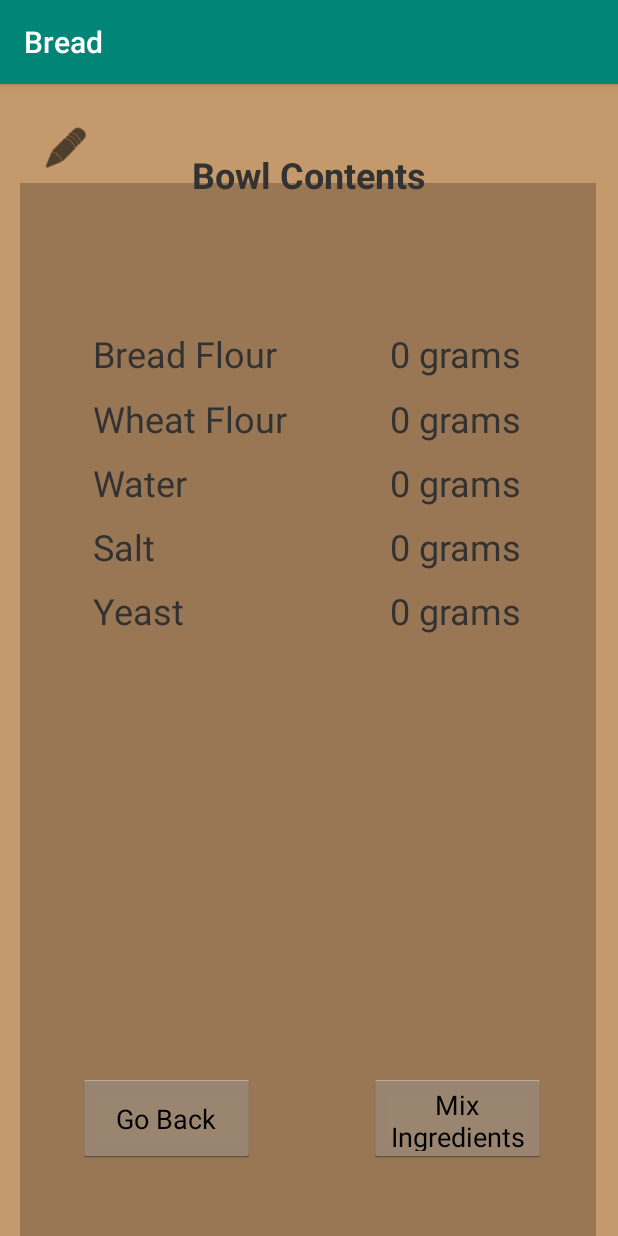
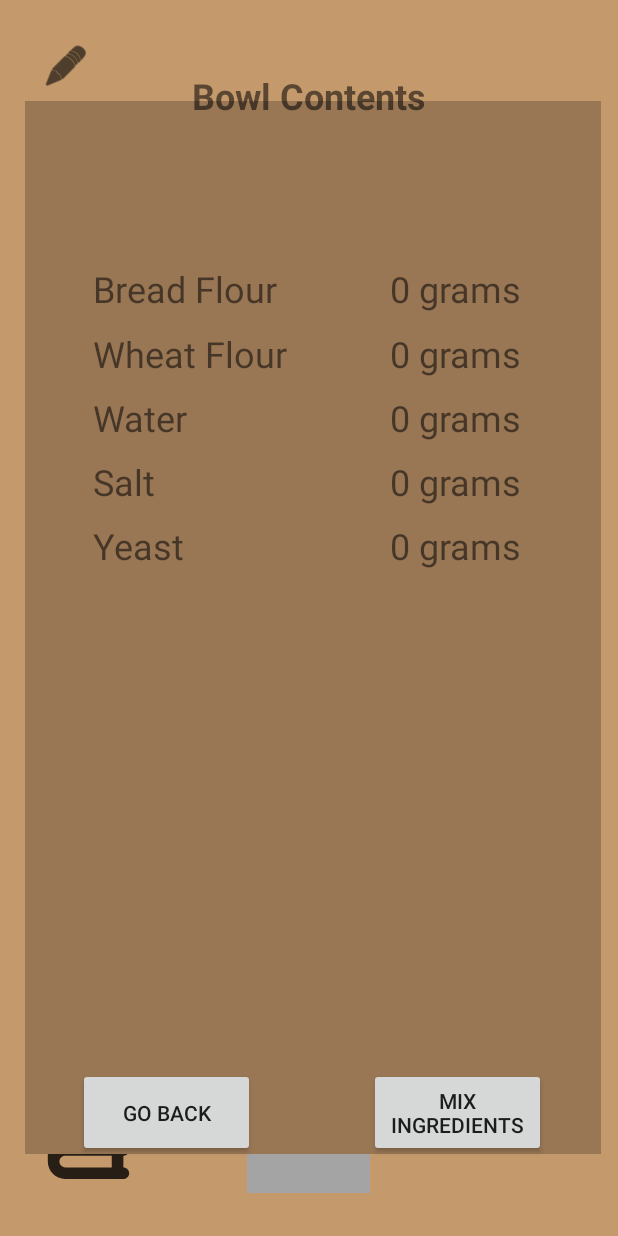
Before and after one commit to Rafe3007/Bread, an Android app: the screen it shows after launch (MainActivity), on a phone screen of 412 x 824 dp. Run offline under Robolectric (Android 15) with nearby library versions, the phone set to English and light mode, and no system bars.

Commit message:
Emulator SDK working

```diff
--- a/app/src/main/java/thebatz/ramon/bread/MainActivity.kt
+++ b/app/src/main/java/thebatz/ramon/bread/MainActivity.kt
@@ -2,11 +2,12 @@ package thebatz.ramon.bread
 
 import androidx.appcompat.app.AppCompatActivity
 import android.os.Bundle
-import android.view.View.INVISIBLE
-import android.view.View.VISIBLE
+import android.view.View.*
+import android.view.WindowManager
 import android.widget.Button
 import android.widget.FrameLayout
 import android.widget.ImageButton
+import androidx.constraintlayout.widget.ConstraintLayout
 
 class MainActivity : AppCompatActivity() {
 
@@ -17,7 +18,7 @@ class MainActivity : AppCompatActivity() {
         val mixingBowlButton = findViewById<ImageButton>(R.id.MixingBowlButton)
 
         // Layouts
-        val bowlContentView = findViewById<FrameLayout>(R.id.BowlContentLayout)
+        val bowlContentView = findViewById<ConstraintLayout>(R.id.BowlContentLayout)
         val BC_BackButton = findViewById<Button>(R.id.BowlContentBackButton)
 
         mixingBowlButton.setOnClickListener {
--- a/app/src/main/res/layout/activity_main.xml
+++ b/app/src/main/res/layout/activity_main.xml
@@ -4,7 +4,6 @@
     xmlns:tools="http://schemas.android.com/tools"
     android:layout_width="match_parent"
     android:layout_height="match_parent"
-    android:theme="@android:style/Theme.Holo.Light.NoActionBar.Fullscreen"
     android:background="#C49A6C"
     tools:context=".MainActivity">
 
@@ -64,7 +63,7 @@
         app:layout_constraintHorizontal_bias="0.5"
         app:layout_constraintStart_toStartOf="parent"
         app:layout_constraintTop_toTopOf="parent"
-        tools:visibility="invisible">
+        tools:visibility="gone">
 
         <View
             android:id="@+id/bowlContent"
@@ -73,10 +72,11 @@
             android:background="#997755"
             app:layout_constraintBottom_toBottomOf="parent"
             app:layout_constraintEnd_toEndOf="parent"
-            app:layout_constraintHorizontal_bias="0.481"
+            app:layout_constraintHorizontal_bias="0.592"
             app:layout_constraintStart_toStartOf="parent"
             app:layout_constraintTop_toTopOf="parent"
-            app:layout_constraintVertical_bias="1.0" />
+            app:layout_constraintVertical_bias="0.551"
+            tools:visibility="visible" />
 
         <TextView
             android:id="@+id/bowlTitle"
--- a/app/src/main/res/values/styles.xml
+++ b/app/src/main/res/values/styles.xml
@@ -1,11 +1,22 @@
 <resources>
 
     <!-- Base application theme. -->
-    <style name="AppTheme" parent="Theme.AppCompat.Light.DarkActionBar">
+    <style name="AppTheme" parent="Theme.AppCompat.Light.NoActionBar">
         <!-- Customize your theme here. -->
         <item name="colorPrimary">@color/colorPrimary</item>
         <item name="colorPrimaryDark">@color/colorPrimaryDark</item>
         <item name="colorAccent">@color/colorAccent</item>
+        <item name="android:windowNoTitle">true</item>
+        <item name="android:windowActionBar">false</item>
+        <item name="android:windowFullscreen">true</item>
+        <item name="android:windowContentOverlay">@null</item>
     </style>
 
+<!--    <style name="FullScreen" parent="Theme.AppCompat.Light.NoActionBar.FullScreen">-->
+<!--        <item name="android:windowNoTitle">true</item>-->
+<!--        <item name="android:windowActionBar">false</item>-->
+<!--        <item name="android:windowFullscreen">true</item>-->
+<!--        <item name="android:windowContentOverlay">@null</item>-->
+<!--    </style>-->
+
 </resources>
```
Also changed, not shown: 3 other files.
